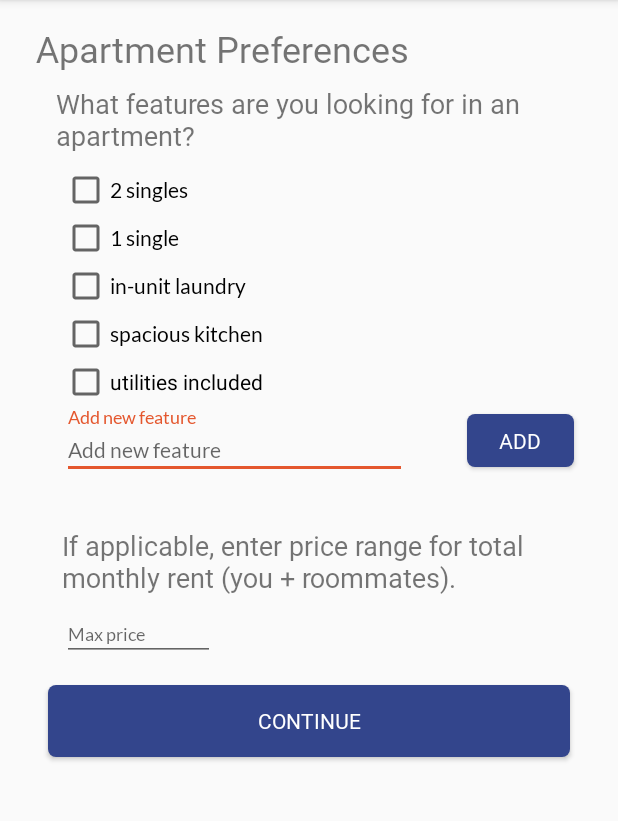
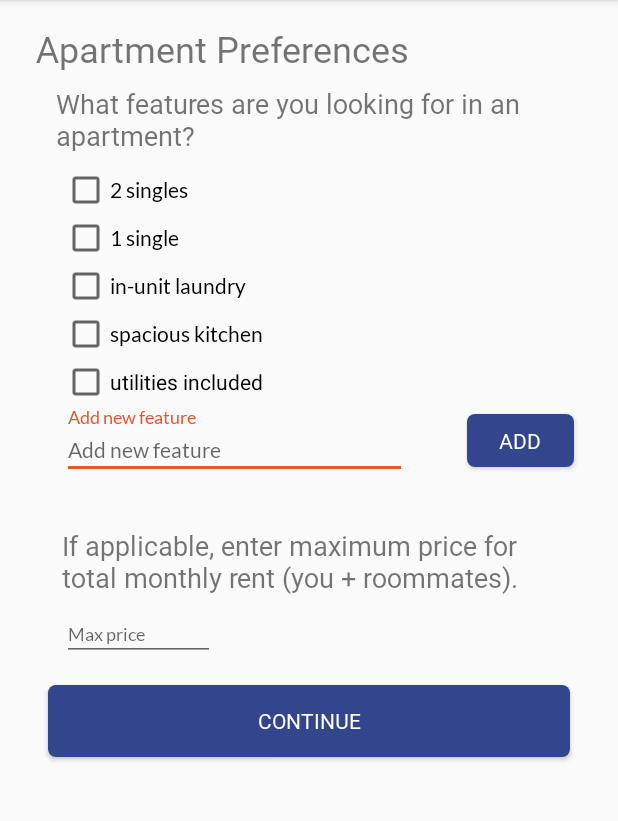
Before and after one commit to dorothysyu/apartmentHunters, an Android app: the FeaturesActivity screen opened directly, with no data from a screen before it, on a phone screen of 412 x 824 dp, the part 84-905 px from its top. Run offline under Robolectric (Android 15) with nearby library versions, the phone set to English and light mode, and no system bars.

Commit message:
changed edit icon to fit, edited language in rent option

```diff
--- a/app/src/main/res/values/strings.xml
+++ b/app/src/main/res/values/strings.xml
@@ -41,7 +41,7 @@
     <string name="utilities_included"> utilities included</string>
 
     <!-- Strings related to selecting price range -->
-    <string name="prompt_price_range">If applicable, enter price range for total monthly rent (you + roommates).</string>
+    <string name="prompt_price_range">If applicable, enter maximum price for total monthly rent (you + roommates).</string>
     <string name="prompt_hi">Max price</string>
     <string name="title_activity_maps">Map</string>
 
```
Also changed, not shown: app/src/main/res/drawable-xxhdpi/edit.png, app/src/main/res/drawable-xxhdpi/icons.png (deleted).
